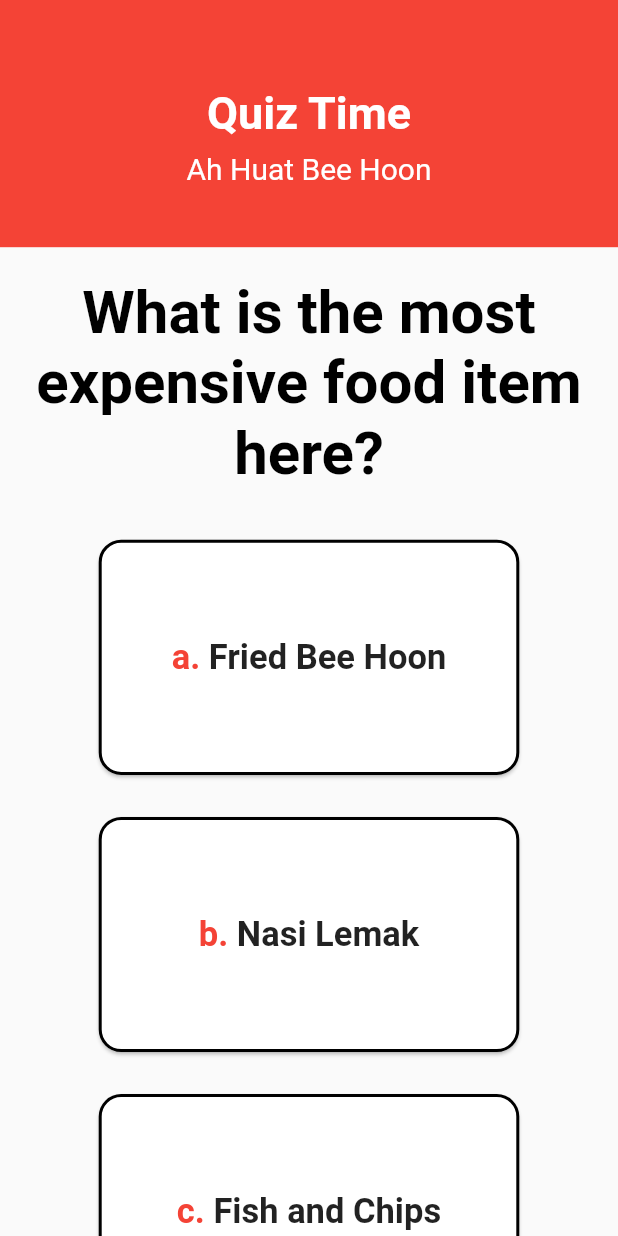
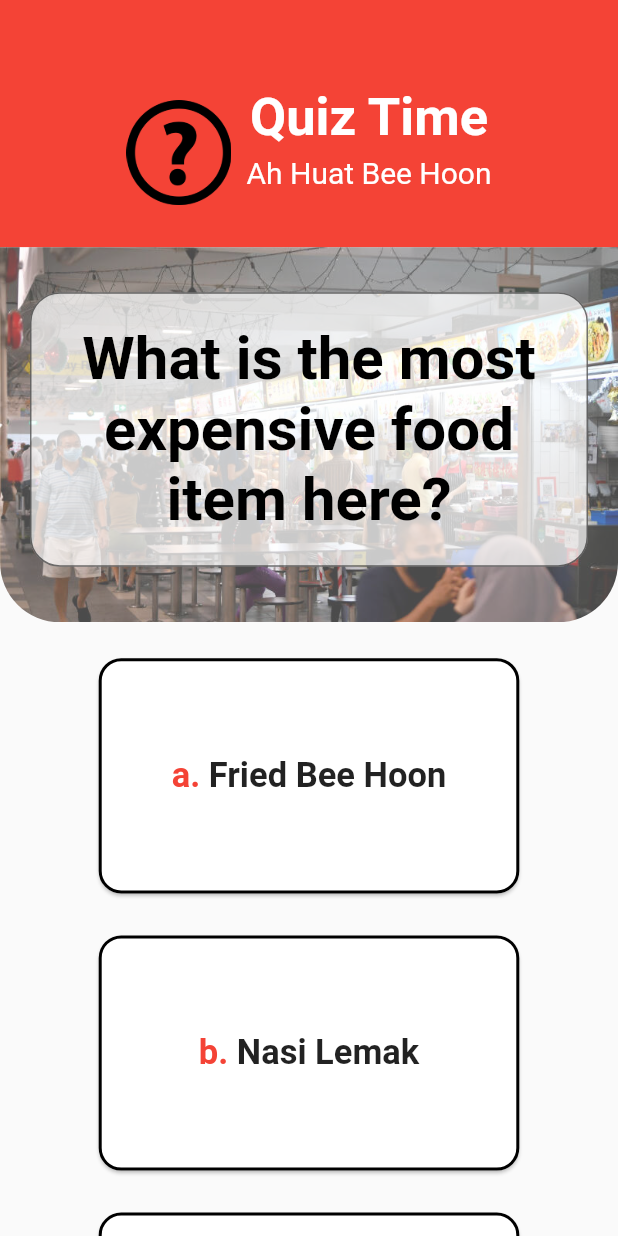
Before and after one commit to Teo-KJ/Team-Memory-Leak_Brainhack-Code_Exp, a Flutter app: the MyApp screen opened directly, on a phone screen of 412 x 824 dp. Run offline on Flutter 3.47's test engine with Material 2 defaults, Android fonts, the phone set to English and light mode, and no system bars; our stand-ins replace bottom_navy_bar, flutter_icons, flutter_map, fluttertoast, latlong, location and 1 more; missing offline and left inert: qr_code_scanner; accounts and stored records are empty.

Commit message:
Nicer UI design

```diff
--- a/frontend/flutter_application/lib/mainNew.dart
+++ b/frontend/flutter_application/lib/mainNew.dart
@@ -1,3 +1,4 @@
+import 'package:flutter/cupertino.dart';
 import 'package:flutter/material.dart';
 import 'package:flutter_application/views/bottom_navigation/bottom_navigation.dart';
 import 'package:page_transition/page_transition.dart';
@@ -35,28 +36,67 @@ class QuizPage extends State<MyApp> {
                   child: Padding(
                       padding: EdgeInsets.fromLTRB(
                           0, MediaQuery.of(context).size.height * 0.07, 0, 0),
-                      child: Column(
+                      child: Row(
+                        mainAxisAlignment: MainAxisAlignment.center,
+                          children:<Widget>[
+
+                                 Padding(
+                                   padding: EdgeInsets.fromLTRB(0, 0, 0, 19),
+                                     child:Image.asset('assets/images/questionicon3.jpg',
+                          height: 120,
+                          width: 70,)),
+                        SizedBox(width:10),
+                        Column(
                         children: [
+
                           Text(
                             'Quiz Time',
                             style: TextStyle(
                                 color: Colors.white,
-                                fontSize: 30,
+                                fontSize: 35,
                                 fontWeight: FontWeight.bold),
                           ),
-                          SizedBox(height: MediaQuery.of(context).size.height * 0.01),
+                          SizedBox(height: MediaQuery.of(context).size.height * 0.006),
                           Text('Ah Huat Bee Hoon',
                               style: TextStyle(color: Colors.white, fontSize: 20)),
                         ],
-                      ))),
+                      )]))),
+              Stack(
+                  alignment:Alignment.topCenter,
+                  children:<Widget>[
+              Container(
+                  height: 250.0,
+                  decoration: BoxDecoration(
+                    image: DecorationImage(
+                      colorFilter: new ColorFilter.mode(Colors.black.withOpacity(0.7), BlendMode.dstATop),
+                      alignment: Alignment.topLeft,
+                      image: AssetImage('assets/images/hawker.jpg'),
+                      fit: BoxFit.fitWidth,
+                    ),
+                      borderRadius: BorderRadius.only(
+                        bottomLeft: Radius.circular(40),
+                        bottomRight: Radius.circular(40)
+                      )
+                  )),
               Padding(
-                  padding: EdgeInsets.fromLTRB(20, 20, 20, 10),
-                  child: Text(this.question,
+                  padding: EdgeInsets.fromLTRB(20, 30, 20, 10),
+                  child: Container(
+                      decoration: BoxDecoration(
+                          color: Colors.white70,
+                          border: Border.all(width: 1,color: Colors.black54),
+
+                          borderRadius: BorderRadius.all(
+                            Radius.circular(20),
+                          )),
+
+                      child:Padding(
+                        padding: EdgeInsets.all(20),
+                          child:Text(this.question,
                       textAlign: TextAlign.center,
                       style: TextStyle(
                           color: Colors.black,
                           fontSize: 40,
-                          fontWeight: FontWeight.bold))),
+                          fontWeight: FontWeight.bold)))))]),
               SizedBox(
                 height: 20,
               ),
@@ -185,11 +225,21 @@ class QuizPage extends State<MyApp> {
                 children: <Widget>[
                   Spacer(),
                   SizedBox(width:30),
-                  Expanded(child:Center(child:Row(children:<Widget>[
+                  Container(
+                      decoration: BoxDecoration(
+                        color: Colors.cyanAccent,
+                          border: Border.all(width: 1,color: Colors.cyanAccent),
+
+                          borderRadius: BorderRadius.all(
+                            Radius.circular(200),
+                          )),
+                      child:Padding(
+                        padding: EdgeInsets.all(6),
+                          child:Center(child:Row(children:<Widget>[
                   Text('${this.index+1}',
-                  style:TextStyle(color: Colors.red,fontSize: 22)),
-                  Text('/5',style:TextStyle(fontSize:22))]))),
-
+                  style:TextStyle(color: Colors.redAccent,fontSize: 22)),
+                  Text('/5',style:TextStyle(fontSize:22))])))),
+                  SizedBox(width:MediaQuery.of(context).size.width*0.23),
                   Padding(
                     padding:EdgeInsets.fromLTRB(0, 0, 15, 0),
                       child:ElevatedButton(
--- a/frontend/flutter_application/pubspec.yaml
+++ b/frontend/flutter_application/pubspec.yaml
@@ -49,6 +49,8 @@ flutter:
   # included with your application, so that you can use the icons in
   # the material Icons class.
   uses-material-design: true
+  assets:
+    - assets/images/
 
   # To add assets to your application, add an assets section, like this:
   # assets:
```
Also changed, not shown: frontend/flutter_application/assets/images/hawker.jpg (added), frontend/flutter_application/assets/images/questionIcon.png (added), frontend/flutter_application/assets/images/questionIcon2.jpg (added), frontend/flutter_application/assets/images/questionicon3.jpg (added), frontend/flutter_application/assets/questionIcon.png (added).
